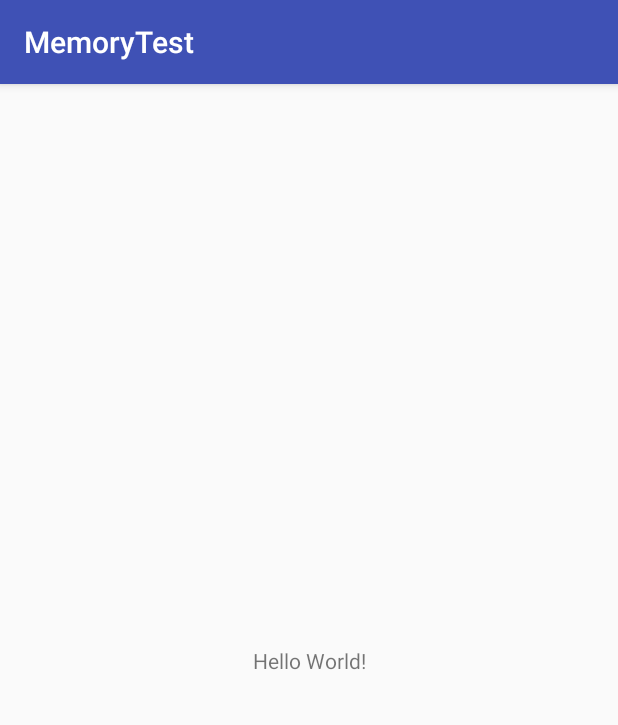
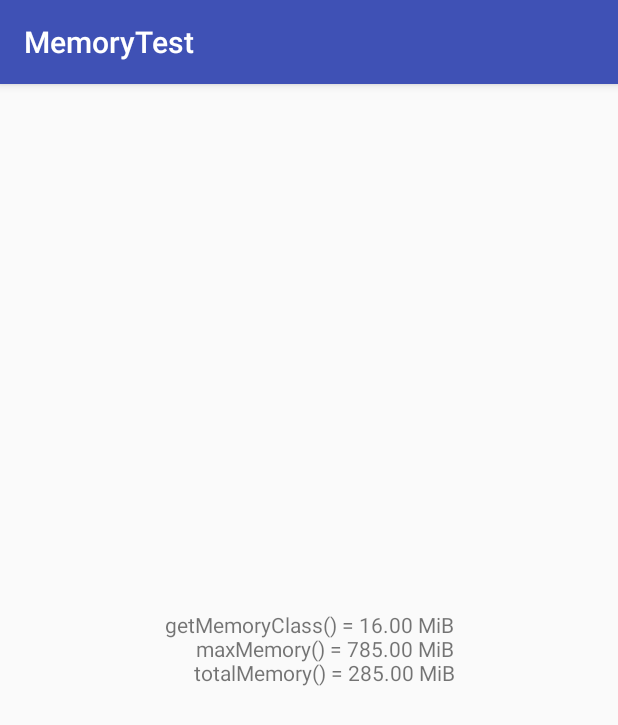
Before and after one commit to cesarkawakami-misc/androidmemorytest, an Android app: the screen it shows after launch (MainActivity), on a phone screen of 412 x 824 dp. Shown: the top 725 px of the screen. Run offline under Robolectric (Android 15) with nearby library versions, the phone set to English and light mode, and no system bars.

Commit message:
Putting info on screen instead of logging it

```diff
--- a/app/build.gradle
+++ b/app/build.gradle
@@ -5,8 +5,8 @@ android {
     buildToolsVersion "25.0.2"
     defaultConfig {
         applicationId "io.crkw.memorytest"
-        minSdkVersion 25
-        targetSdkVersion 25
+        minSdkVersion 23
+        targetSdkVersion 23
         versionCode 1
         versionName "1.0"
         testInstrumentationRunner "android.support.test.runner.AndroidJUnitRunner"
--- a/app/src/main/java/io/crkw/memorytest/MainActivity.java
+++ b/app/src/main/java/io/crkw/memorytest/MainActivity.java
@@ -4,6 +4,7 @@ import android.app.ActivityManager;
 import android.support.v7.app.AppCompatActivity;
 import android.os.Bundle;
 import android.util.Log;
+import android.widget.TextView;
 
 public class MainActivity extends AppCompatActivity {
 
@@ -11,9 +12,16 @@ public class MainActivity extends AppCompatActivity {
     protected void onCreate(Bundle savedInstanceState) {
         super.onCreate(savedInstanceState);
         setContentView(R.layout.activity_main);
-        Log.d("MEMORY", String.format("maxMemory: %d", Runtime.getRuntime().maxMemory()));
-        Log.d("MEMORY", String.format("freeMemory: %d", Runtime.getRuntime().freeMemory()));
-        Log.d("MEMORY", String.format("totalMemory: %d", Runtime.getRuntime().totalMemory()));
-        Log.d("MEMORY", String.format("getMemoryClass: %d", ((ActivityManager) getSystemService(ACTIVITY_SERVICE)).getMemoryClass()));
+
+        ActivityManager activityManager = (ActivityManager) getSystemService(ACTIVITY_SERVICE);
+        Runtime runtime = Runtime.getRuntime();
+
+        TextView text = (TextView) findViewById(R.id.mainText);
+        text.setText(String.format(
+                "getMemoryClass() = %.2f MiB\nmaxMemory() = %.2f MiB\ntotalMemory() = %.2f MiB\n",
+                (float) activityManager.getMemoryClass(),
+                ((float) runtime.maxMemory()) / 1024 / 1024,
+                ((float) runtime.totalMemory()) / 1024 / 1024
+        ));
     }
 }
--- a/app/src/main/res/layout/activity_main.xml
+++ b/app/src/main/res/layout/activity_main.xml
@@ -7,9 +7,11 @@
     tools:context="io.crkw.memorytest.MainActivity">
 
     <TextView
+        android:id="@+id/mainText"
         android:layout_width="wrap_content"
         android:layout_height="wrap_content"
         android:text="Hello World!"
+        android:textAlignment="textEnd"
         app:layout_constraintBottom_toBottomOf="parent"
         app:layout_constraintLeft_toLeftOf="parent"
         app:layout_constraintRight_toRightOf="parent"
```
